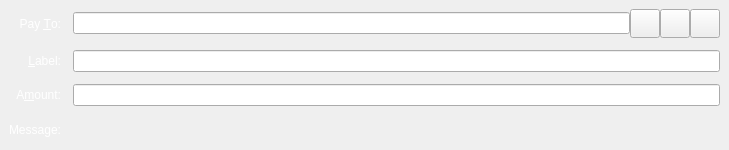
thelonecrouton/bitcredit, file src/qt/forms/sendcoinsentry.ui: the form before one commit.
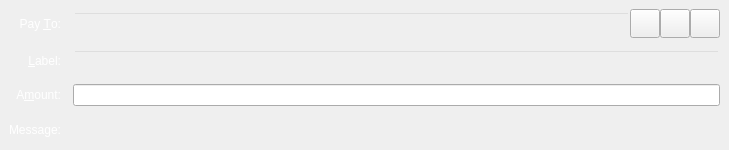
The form after the commit. The open tabs and pages were chosen to show the change. Icons and pictures are not drawn. Custom widgets are drawn as their Qt base class.

The edit to the form file:
```diff
--- a/src/qt/forms/sendcoinsentry.ui
+++ b/src/qt/forms/sendcoinsentry.ui
@@ -63,7 +63,7 @@
          <string>The Bitcredits address to send the payment to</string>
         </property>
         <property name="styleSheet">
-         <string notr="true">color: rgb(255, 255, 255);</string>
+         <string notr="true">color: rgb(255,255,255); background: transparent;</string>
         </property>
        </widget>
       </item>
@@ -157,7 +157,7 @@
        <string>Enter a label for this address to add it to the list of used addresses</string>
       </property>
       <property name="styleSheet">
-       <string notr="true">color: rgb(255, 255, 255);</string>
+       <string notr="true">color: rgb(255,255,255); background: transparent;</string>
       </property>
      </widget>
     </item>
```
Left out of the diff: 13 changed lines with no effect on the pictures.
